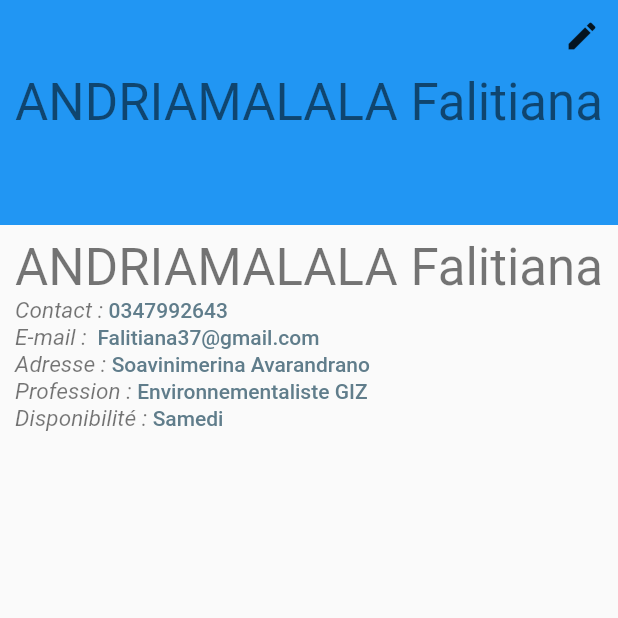
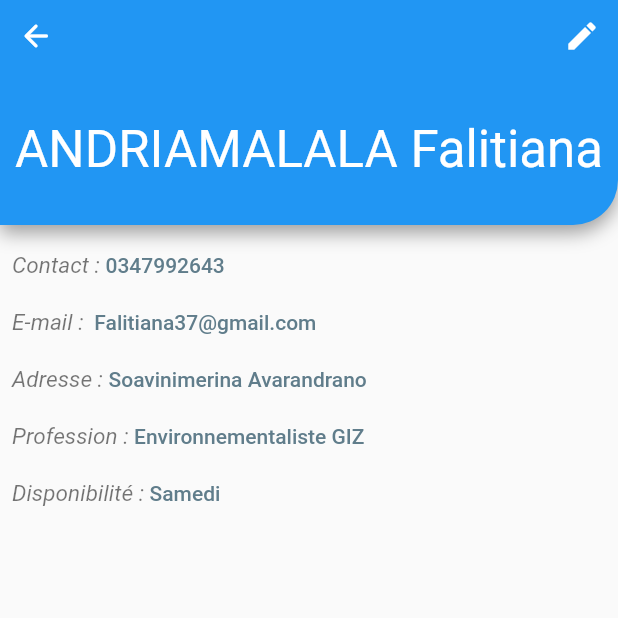
Before and after one commit to misaJohary/benevole-gestion, a Flutter app: the screen it shows after launch, after a tap on "ANDRIAMALALA Falitiana", on a phone screen of 412 x 824 dp, the top half of it. Run offline on Flutter 3.47's test engine with Material 2 defaults, Android fonts, the phone set to English and light mode, and no system bars.

Commit message:
added info widget and fair detail screen

```diff
--- a/lib/screens/detail_screen.dart
+++ b/lib/screens/detail_screen.dart
@@ -1,3 +1,4 @@
+import 'package:benevolat/widgets/info.dart';
 import 'package:flutter/material.dart';
 import 'package:provider/provider.dart';
 import '../provider/benevole.dart';
@@ -20,118 +21,87 @@ class DetailScreen extends StatelessWidget {
         //     IconButton(onPressed: () {}, icon: Icon(Icons.edit)),
         //   ],
         // ),
-        body: Column(
+        body: SafeArea(
+      child: Column(
+        crossAxisAlignment: CrossAxisAlignment.start,
         children: [
           Container(
             height: 150,
             width: double.infinity,
-              decoration: BoxDecoration(color: Theme.of(context).primaryColor),
+            decoration: BoxDecoration(
+                color: Theme.of(context).primaryColor,
+                borderRadius:
+                    BorderRadius.only(bottomRight: Radius.circular(30)),
+                boxShadow: [
+                  BoxShadow(
+                      color: Colors.grey, offset: Offset(0, 5), blurRadius: 10)
+                ]),
             child: Column(
               children: [
                 Row(
-                    mainAxisAlignment: MainAxisAlignment.end,
+                  mainAxisAlignment: MainAxisAlignment.spaceBetween,
                   children: [
-                    IconButton(onPressed: () {}, icon: Icon(Icons.edit)),
-                  ],),
-                  Text(benevoleSelected.name,
-                    style: Theme.of(context).textTheme.headline4,)
+                    IconButton(
+                        onPressed: () {
+                          Navigator.of(context).pop();
+                        },
+                        icon: Icon(Icons.arrow_back_rounded),
+                        color: Colors.white),
+                    IconButton(
+                        onPressed: () {},
+                        icon: Icon(Icons.edit),
+                        color: Colors.white),
+                  ],
+                ),
+                Expanded(
+                  child: Center(
+                    child: Text(
+                      benevoleSelected.name,
+                      softWrap: true,
+                      textAlign: TextAlign.center,
+                      style: Theme.of(context)
+                          .textTheme
+                          .headline4
+                          .copyWith(color: Colors.white),
+                    ),
+                  ),
+                )
               ],
             ),
           ),
-            Padding(
+          Expanded(
+            child: Padding(
               padding: EdgeInsets.all(8.0),
               child: Column(
                 mainAxisAlignment: MainAxisAlignment.start,
                 crossAxisAlignment: CrossAxisAlignment.start,
                 children: [
-                  Text(
-                    benevoleSelected.name,
-                    style: Theme.of(context).textTheme.headline4,
+                  Info(
+                    title: 'Contact',
+                    info: benevoleSelected.number,
                   ),
-                  RichText(
-                    text: TextSpan(
-                        text: 'Contact : ',
-                        style: Theme.of(context)
-                            .textTheme
-                            .caption
-                            .copyWith(fontStyle: FontStyle.italic, fontSize: 15),
-                        children: [
-                          TextSpan(
-                            text: benevoleSelected.number,
-                            style: Theme.of(context).textTheme.bodyText1.copyWith(
-                                color: Colors.blueGrey,
-                                fontStyle: FontStyle.normal),
+                  Info(
+                    title: 'E-mail',
+                    info: benevoleSelected.email,
                   ),
-                        ]),
+                  Info(
+                    title: 'Adresse',
+                    info: benevoleSelected.adresse,
                   ),
-                  RichText(
-                    text: TextSpan(
-                        text: 'E-mail : ',
-                        style: Theme.of(context)
-                            .textTheme
-                            .caption
-                            .copyWith(fontStyle: FontStyle.italic, fontSize: 15),
-                        children: [
-                          TextSpan(
-                            text: benevoleSelected.email,
-                            style: Theme.of(context).textTheme.bodyText1.copyWith(
-                                color: Colors.blueGrey,
-                                fontStyle: FontStyle.normal),
+                  Info(
+                    title: 'Profession',
+                    info: benevoleSelected.profession,
                   ),
-                        ]),
-                  ),
-                  RichText(
-                    text: TextSpan(
-                        text: 'Adresse : ',
-                        style: Theme.of(context)
-                            .textTheme
-                            .caption
-                            .copyWith(fontStyle: FontStyle.italic, fontSize: 15),
-                        children: [
-                          TextSpan(
-                            text: benevoleSelected.adresse,
-                            style: Theme.of(context).textTheme.bodyText1.copyWith(
-                                color: Colors.blueGrey,
-                                fontStyle: FontStyle.normal),
-                          ),
-                        ]),
-                  ),
-                  RichText(
-                    text: TextSpan(
-                        text: 'Profession : ',
-                        style: Theme.of(context)
-                            .textTheme
-                            .caption
-                            .copyWith(fontStyle: FontStyle.italic, fontSize: 15),
-                        children: [
-                          TextSpan(
-                            text: benevoleSelected.profession,
-                            style: Theme.of(context).textTheme.bodyText1.copyWith(
-                                color: Colors.blueGrey,
-                                fontStyle: FontStyle.normal),
-                          ),
-                        ]),
-                  ),
-                  RichText(
-                    text: TextSpan(
-                        text: 'Disponibilité : ',
-                        style: Theme.of(context)
-                            .textTheme
-                            .caption
-                            .copyWith(fontStyle: FontStyle.italic, fontSize: 15),
-                        children: [
-                          TextSpan(
-                            text: benevoleSelected.availability,
-                            style: Theme.of(context).textTheme.bodyText1.copyWith(
-                                color: Colors.blueGrey,
-                                fontStyle: FontStyle.normal),
-                          ),
-                        ]),
+                  Info(
+                    title: 'Disponibilité',
+                    info: benevoleSelected.availability,
                   ),
                 ],
               ),
             ),
+          ),
         ],
+      ),
     ));
   }
 }
--- a/lib/screens/homepage.dart
+++ b/lib/screens/homepage.dart
@@ -110,7 +110,8 @@ class Search extends SearchDelegate {
             itemCount: result.length,
             itemBuilder: (context, index) => ListTile(
               onTap: () {
-                showResults(context);
+                Navigator.of(context).pushNamed(DetailScreen.routeName, arguments:result[index].id);
+                // showResults(context);
               },
               title: Text(result[index].name),
               subtitle: Text(result[index].number),
--- /dev/null
+++ b/lib/widgets/info.dart
@@ -0,0 +1,33 @@
+import 'package:flutter/material.dart';
+
+class Info extends StatelessWidget {
+  final String title;
+  final String info;
+
+  const Info({
+    @required this.title,
+    this.info = ' ',
+  });
+
+  @override
+  Widget build(BuildContext context) {
+    return Padding(
+      padding: EdgeInsets.symmetric(vertical: 10),
+      child: RichText(
+        text: TextSpan(
+            text: '$title : ',
+            style: Theme.of(context)
+                .textTheme
+                .caption
+                .copyWith(fontStyle: FontStyle.italic, fontSize: 15),
+            children: [
+              TextSpan(
+                text: info,
+                style: Theme.of(context).textTheme.bodyText1.copyWith(
+                    color: Colors.blueGrey, fontStyle: FontStyle.normal),
+              ),
+            ]),
+      ),
+    );
+  }
+}
```
Lines whose indentation alone changed are shown as unchanged.
